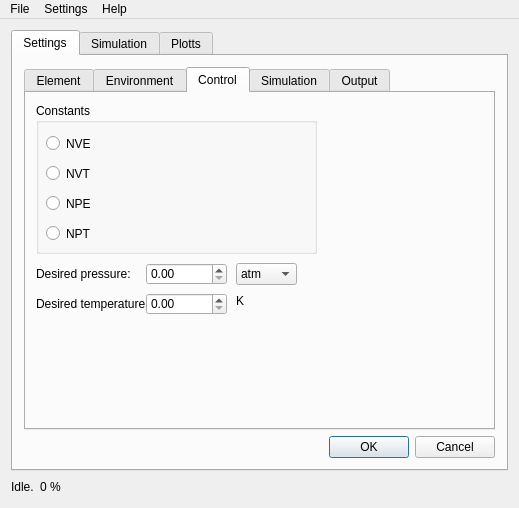
First picture: the form in MD/mdmainwin.ui, repository krikru/MD, before the edit.
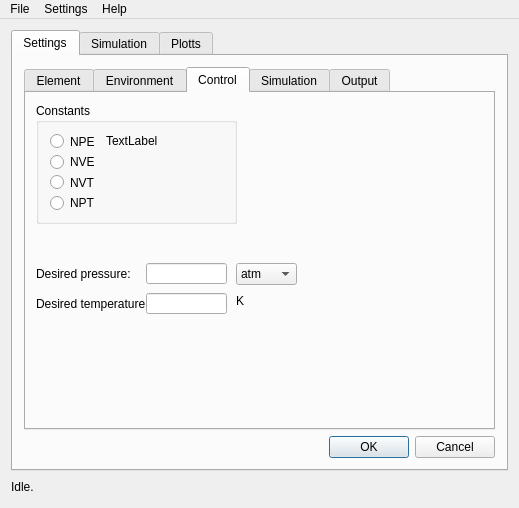
Second picture: the form after the edit. The open tabs and pages were chosen to show the change.

The edit to the form file:
```diff
--- a/MD/mdmainwin.ui
+++ b/MD/mdmainwin.ui
@@ -350,65 +350,63 @@
              <rect>
               <x>10</x>
               <y>10</y>
-              <width>281</width>
-              <height>151</height>
+              <width>201</width>
+              <height>121</height>
              </rect>
             </property>
             <property name="title">
              <string>Constants</string>
             </property>
-            <widget class="QRadioButton" name="radioButton">
-             <property name="geometry">
-              <rect>
-               <x>10</x>
-               <y>30</y>
-               <width>51</width>
-               <height>21</height>
-              </rect>
-             </property>
-             <property name="text">
-              <string>NVE</string>
-             </property>
-            </widget>
-            <widget class="QRadioButton" name="radioButton_2">
-             <property name="geometry">
-              <rect>
-               <x>10</x>
-               <y>90</y>
-               <width>51</width>
-               <height>21</height>
-              </rect>
-             </property>
-             <property name="text">
-              <string>NPE</string>
-             </property>
-            </widget>
-            <widget class="QRadioButton" name="radioButton_3">
-             <property name="geometry">
-              <rect>
-               <x>10</x>
-               <y>60</y>
-               <width>51</width>
-               <height>21</height>
-              </rect>
-             </property>
-             <property name="text">
-              <string>NVT</string>
-             </property>
-            </widget>
-            <widget class="QRadioButton" name="radioButton_4">
-             <property name="geometry">
-              <rect>
-               <x>10</x>
-               <y>120</y>
-               <width>51</width>
-               <height>21</height>
-              </rect>
-             </property>
-             <property name="text">
-              <string>NPT</string>
-             </property>
-            </widget>
+            <layout class="QHBoxLayout" name="horizontalLayout_4">
+             <item>
+              <layout class="QVBoxLayout" name="verticalLayout_5">
+               <item>
+                <widget class="QRadioButton" name="npe_rb">
+                 <property name="text">
+                  <string>NPE</string>
+                 </property>
+                </widget>
+               </item>
+               <item>
+                <widget class="QRadioButton" name="nve_rb">
+                 <property name="text">
+                  <string>NVE</string>
+                 </property>
+                </widget>
+               </item>
+               <item>
+                <widget class="QRadioButton" name="nvt_rb">
+                 <property name="text">
+                  <string>NVT</string>
+                 </property>
+                </widget>
+               </item>
+               <item>
+                <widget class="QRadioButton" name="npt_rb">
+                 <property name="text">
+                  <string>NPT</string>
+                 </property>
+                </widget>
+               </item>
+              </layout>
+             </item>
+             <item>
+              <widget class="QLabel" name="constants_comment_l">
+               <property name="sizePolicy">
+                <sizepolicy hsizetype="Expanding" vsizetype="Preferred">
+                 <horstretch>0</horstretch>
+                 <verstretch>0</verstretch>
+                </sizepolicy>
+               </property>
+               <property name="text">
+                <string>TextLabel</string>
+               </property>
+               <property name="alignment">
+                <set>Qt::AlignLeading|Qt::AlignLeft|Qt::AlignTop</set>
+               </property>
+              </widget>
+             </item>
+            </layout>
            </widget>
            <widget class="QLabel" name="label_16">
             <property name="geometry">
@@ -436,27 +434,7 @@
              <string>Desired temperature:</string>
             </property>
            </widget>
-           <widget class="QDoubleSpinBox" name="doubleSpinBox_9">
-            <property name="geometry">
-             <rect>
-              <x>120</x>
-              <y>200</y>
-              <width>81</width>
-              <height>22</height>
-             </rect>
-            </property>
-           </widget>
-           <widget class="QDoubleSpinBox" name="doubleSpinBox_10">
-            <property name="geometry">
-             <rect>
-              <x>120</x>
-              <y>170</y>
-              <width>81</width>
-              <height>22</height>
-             </rect>
-            </property>
-           </widget>
-           <widget class="QComboBox" name="comboBox_3">
+           <widget class="QComboBox" name="desired_pressure_unit_cb">
             <property name="geometry">
              <rect>
               <x>210</x>
@@ -497,6 +475,26 @@
              <string>K</string>
             </property>
            </widget>
+           <widget class="QLineEdit" name="desire_temperature_le">
+            <property name="geometry">
+             <rect>
+              <x>120</x>
+              <y>200</y>
+              <width>81</width>
+              <height>21</height>
+             </rect>
+            </property>
+           </widget>
+           <widget class="QLineEdit" name="desired_pressure_le">
+            <property name="geometry">
+             <rect>
+              <x>120</x>
+              <y>170</y>
+              <width>81</width>
+              <height>21</height>
+             </rect>
+            </property>
+           </widget>
           </widget>
           <widget class="QWidget" name="tab_simulation">
            <attribute name="title">
@@ -950,19 +948,6 @@
         </property>
        </widget>
       </item>
-      <item>
-       <widget class="QLabel" name="progress_lable">
-        <property name="sizePolicy">
-         <sizepolicy hsizetype="Minimum" vsizetype="Preferred">
-          <horstretch>0</horstretch>
-          <verstretch>0</verstretch>
-         </sizepolicy>
-        </property>
-        <property name="text">
-         <string>0 %</string>
-        </property>
-       </widget>
-      </item>
       <item>
        <spacer name="horizontalSpacer">
         <property name="orientation">
```
Left out of the diff: 283 changed lines with no effect on the pictures.
